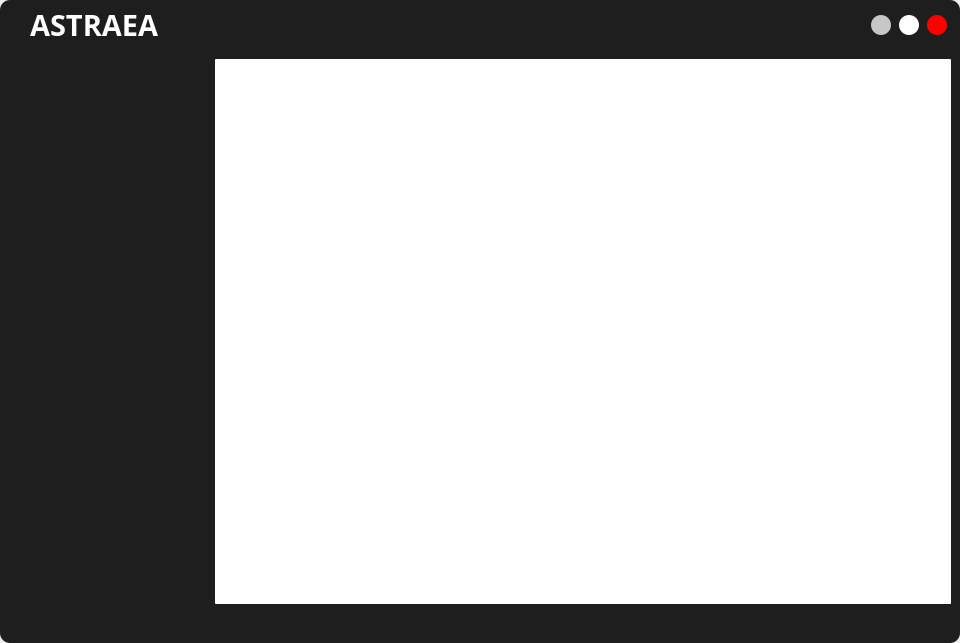
Old version of the form UI_Files/result_form.ui in the repository hoangm960/Astraea.
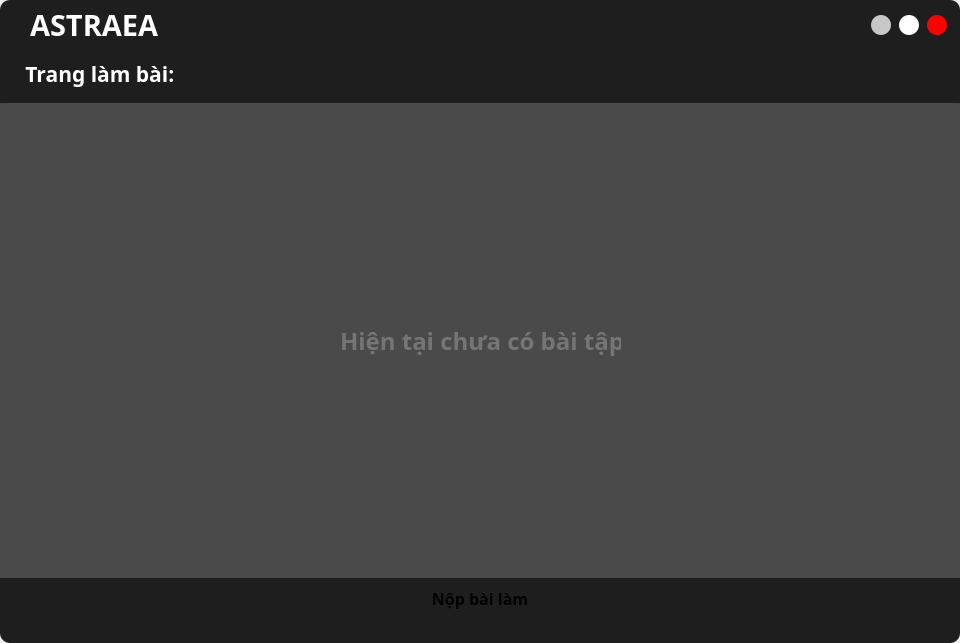
New version of the form.

What changed in the file:
```diff
--- a/UI_Files/result_form.ui
+++ b/UI_Files/result_form.ui
@@ -335,7 +335,7 @@
 background-color: transparent;</string>
                </property>
                <property name="currentIndex">
-                <number>2</number>
+                <number>1</number>
                </property>
                <widget class="QWidget" name="result_frame">
                 <layout class="QVBoxLayout" name="verticalLayout_5">
@@ -994,8 +994,8 @@
                         <rect>
                          <x>0</x>
                          <y>0</y>
-                         <width>100</width>
-                         <height>30</height>
+                         <width>960</width>
+                         <height>475</height>
                         </rect>
                        </property>
                        <widget class="QLabel" name="inform">
@@ -1109,66 +1109,6 @@
                  </item>
                 </layout>
                </widget>
-               <widget class="QWidget" name="LessonPage">
-                <layout class="QFormLayout" name="formLayout">
-                 <item row="0" column="0">
-                  <widget class="QFrame" name="lesson_widget_frame">
-                   <property name="minimumSize">
-                    <size>
-                     <width>200</width>
-                     <height>550</height>
-                    </size>
-                   </property>
-                   <property name="frameShape">
-                    <enum>QFrame::StyledPanel</enum>
-                   </property>
-                   <property name="frameShadow">
-                    <enum>QFrame::Raised</enum>
-                   </property>
-                   <layout class="QGridLayout" name="gridLayout_2">
-                    <property name="leftMargin">
-                     <number>0</number>
-                    </property>
-                    <property name="topMargin">
-                     <number>0</number>
-                    </property>
-                    <property name="rightMargin">
-                     <number>0</number>
-                    </property>
-                    <property name="bottomMargin">
-                     <number>0</number>
-                    </property>
-                    <property name="spacing">
-                     <number>0</number>
-                    </property>
-                    <item row="0" column="0">
-                     <widget class="QListWidget" name="listWidget">
-                      <property name="minimumSize">
-                       <size>
-                        <width>200</width>
-                        <height>550</height>
-                       </size>
-                      </property>
-                      <property name="maximumSize">
-                       <size>
-                        <width>150</width>
-                        <height>16777215</height>
-                       </size>
-                      </property>
-                     </widget>
-                    </item>
-                   </layout>
-                  </widget>
-                 </item>
-                 <item row="0" column="1">
-                  <widget class="QTextBrowser" name="textBrowser">
-                   <property name="styleSheet">
-                    <string notr="true">background-color: rgb(255,255,255);</string>
-                   </property>
-                  </widget>
-                 </item>
-                </layout>
-               </widget>
               </widget>
              </item>
             </layout>
```
Left out of the diff: 4 changed lines with no effect on the pictures.
